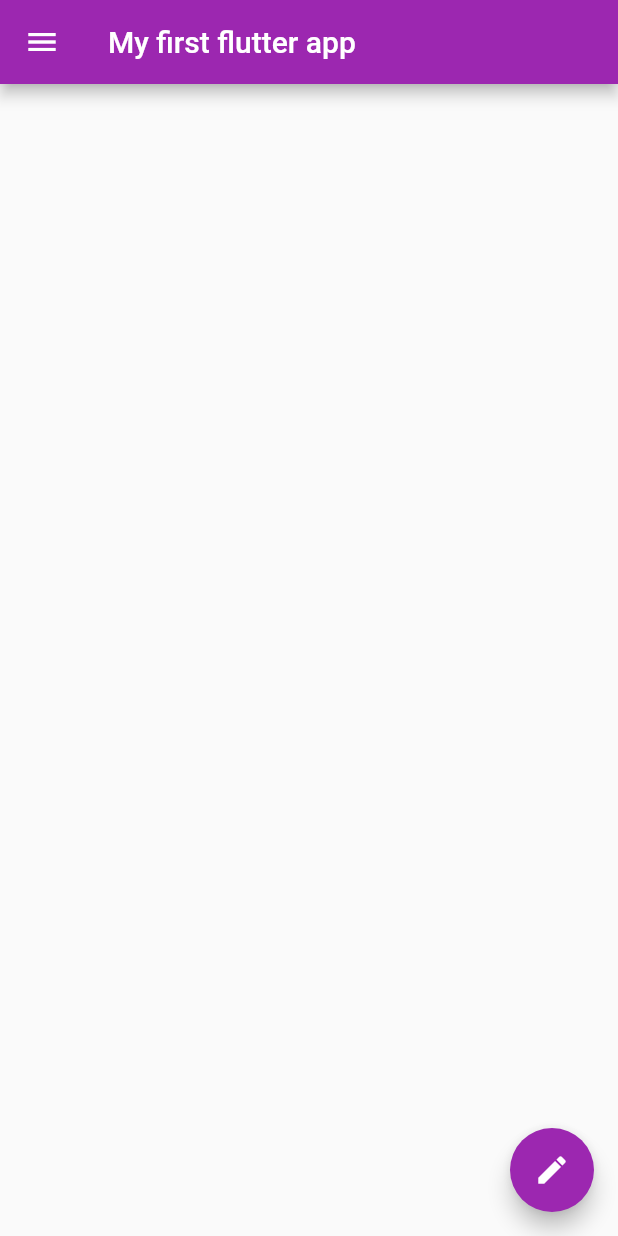
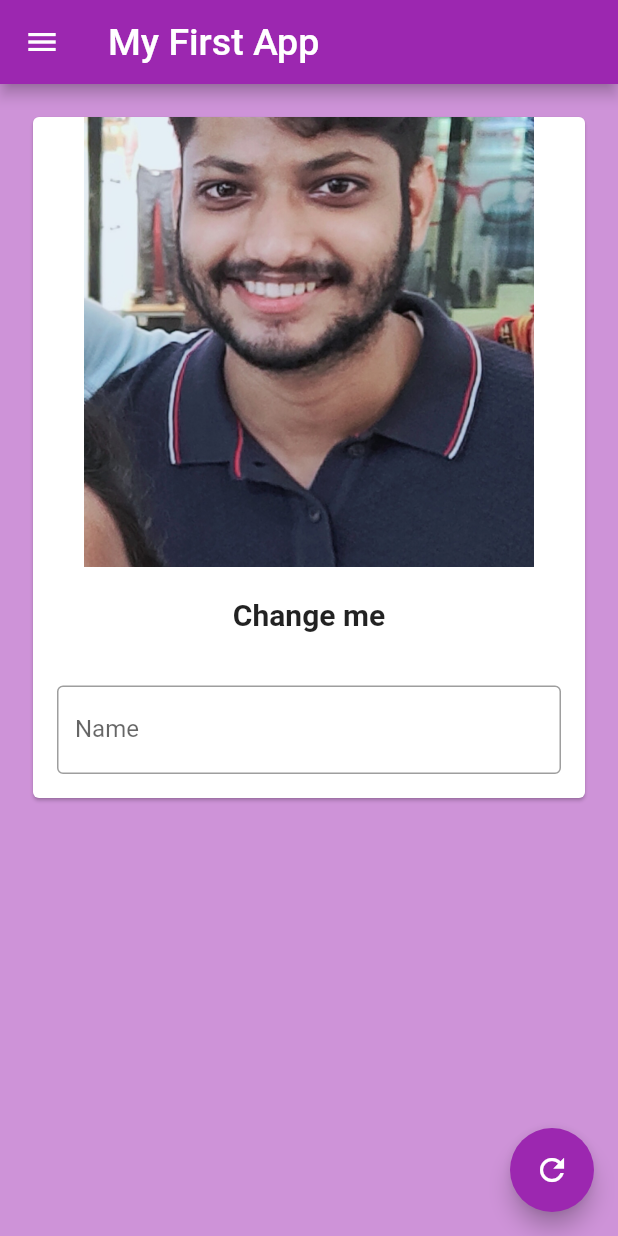
Before and after one commit to Kanha-13/flutter_catalog, a Flutter app: the screen it shows after launch, on a phone screen of 412 x 824 dp. Run offline on Flutter 3.47's test engine with Material 2 defaults, Android fonts, the phone set to English and light mode, and no system bars.

Commit message:
learn cards and insert assets and how to add text field

```diff
--- a/lib/main.dart
+++ b/lib/main.dart
@@ -1,5 +1,4 @@
-import 'dart:ui';
-
+import 'package:flutter/cupertino.dart';
 import 'package:flutter/material.dart';
 
 void main() {
@@ -12,26 +11,63 @@ void main() {
 
 class HomePage extends StatelessWidget {
   const HomePage({Key? key}) : super(key: key);
-
   @override
   Widget build(BuildContext context) {
     return Scaffold(
+        backgroundColor: Colors.purple.shade200,
         appBar: AppBar(
-        title: Text("My first flutter app"),
+          title: Text(
+            "My First App",
+            style: TextStyle(fontSize: 25.0),
           ),
-      body: Container(),
+        ),
+        body: Padding(
+          padding: const EdgeInsets.all(18.0),
+          child: SingleChildScrollView(
+            child: Card(
+              child: Column(
+                children: <Widget>[
+                  Image.asset(
+                    "assets/kanha.jpg",
+                    fit: BoxFit.cover,
+                    width: 300,
+                    height: 300,
+                  ),
+                  SizedBox(
+                    height: 20,
+                  ),
+                  Text("Change me",
+                      style:
+                          TextStyle(fontSize: 20, fontWeight: FontWeight.bold)),
+                  SizedBox(
+                    height: 20,
+                  ),
+                  Padding(
+                    padding: EdgeInsets.all(16.0),
+                    child: TextField(
+                      keyboardType: TextInputType.text,
+                      // obscureText: true,
+                      decoration: InputDecoration(
+                          hintText: "Enter Your name",
+                          labelText: "Name",
+                          border: OutlineInputBorder()),
+                    ),
+                  ),
+                ],
+              ),
+            ),
+          ),
+        ),
         drawer: Drawer(
           child: ListView(
             padding: EdgeInsets.zero,
-          children: <Widget>[
+            children: [
               UserAccountsDrawerHeader(
                   accountName: Text("Kanha Agrawal"),
-              accountEmail: Text("Kanha.agr11@gmail.com"),
+                  accountEmail: Text("kanha.agr11@gmail.com"),
                   currentAccountPicture: CircleAvatar(
-                backgroundImage: NetworkImage(
-                    "https://images.unsplash.com/photo-1622832148332-b436648cef62?ixid=MnwxMjA3fDB8MHxwaG90by1wYWdlfHx8fGVufDB8fHx8&ixlib=rb-1.2.1&auto=format&fit=crop&w=625&q=80"),
-              ),
-            ),
+                    backgroundImage: AssetImage('assets/kanha.jpg'),
+                  )),
               ListTile(
                 leading: Icon(Icons.person),
                 title: Text("Account"),
@@ -41,18 +77,17 @@ class HomePage extends StatelessWidget {
               ListTile(
                 leading: Icon(Icons.email),
                 title: Text("Email"),
-              subtitle: Text("kanha.agr11@gmail.com"),
+                subtitle: Text("Kanha.agr11@gmail.com"),
                 trailing: Icon(Icons.send),
-            ),
+              )
             ],
           ),
         ),
-      // floatingActionButtonLocation: FloatingActionButtonLocation.endTop,
         floatingActionButton: FloatingActionButton(
           onPressed: () {},
-        child: Icon(Icons.edit),
-        backgroundColor: Colors.purple,
+          child: Icon(
+            Icons.refresh,
           ),
-    );
+        ));
   }
 }
--- a/pubspec.yaml
+++ b/pubspec.yaml
@@ -43,7 +43,8 @@ flutter:
   # included with your application, so that you can use the icons in
   # the material Icons class.
   uses-material-design: true
-
+  assets:
+    - assets/
   # To add assets to your application, add an assets section, like this:
   # assets:
   #   - images/a_dot_burr.jpeg
```
Also changed, not shown: assets/kanha.jpg (added). Lines whose indentation alone changed are shown as unchanged.
